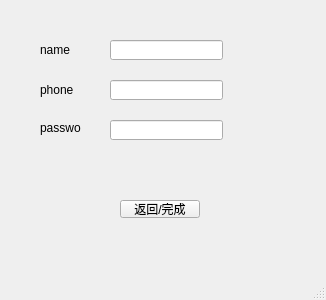
Old version of the form 8_20/modify.ui in the repository shitBob/keshe.
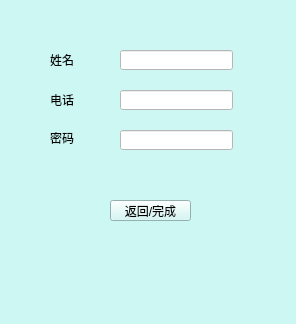
New version of the form. Icons and pictures are not drawn.

```diff
--- a/8_20/modify.ui
+++ b/8_20/modify.ui
@@ -6,21 +6,27 @@
    <rect>
     <x>0</x>
     <y>0</y>
-    <width>326</width>
-    <height>300</height>
+    <width>296</width>
+    <height>324</height>
    </rect>
   </property>
   <property name="windowTitle">
-   <string>MainWindow</string>
+   <string>登录账户</string>
+  </property>
+  <property name="windowIcon">
+   <iconset theme="QIcon::ThemeIcon::AddressBookNew"/>
+  </property>
+  <property name="styleSheet">
+   <string notr="true">background-color: rgb(204, 247, 243);</string>
   </property>
   <widget class="QWidget" name="centralwidget">
    <widget class="QPushButton" name="pushButton">
     <property name="geometry">
      <rect>
-      <x>120</x>
+      <x>110</x>
       <y>200</y>
-      <width>80</width>
-      <height>18</height>
+      <width>81</width>
+      <height>21</height>
      </rect>
     </property>
     <property name="text">
@@ -30,70 +36,79 @@
    <widget class="QLineEdit" name="userNameLineEdit">
     <property name="geometry">
      <rect>
-      <x>110</x>
-      <y>40</y>
+      <x>120</x>
+      <y>50</y>
       <width>113</width>
       <height>20</height>
      </rect>
     </property>
+    <property name="styleSheet">
+     <string notr="true">background-color: rgb(255, 255, 255);</string>
+    </property>
    </widget>
    <widget class="QLineEdit" name="PhoneLineEdit">
     <property name="geometry">
      <rect>
-      <x>110</x>
-      <y>80</y>
+      <x>120</x>
+      <y>90</y>
       <width>113</width>
       <height>20</height>
      </rect>
     </property>
+    <property name="styleSheet">
+     <string notr="true">background-color: rgb(255, 255, 255);</string>
+    </property>
    </widget>
    <widget class="QLineEdit" name="userPasswordLineEdit">
     <property name="geometry">
      <rect>
-      <x>110</x>
-      <y>120</y>
+      <x>120</x>
+      <y>130</y>
       <width>113</width>
       <height>20</height>
      </rect>
     </property>
+    <property name="styleSheet">
+     <string notr="true">background-color: rgb(255, 255, 255);</string>
+    </property>
    </widget>
    <widget class="QLabel" name="label">
     <property name="geometry">
      <rect>
-      <x>40</x>
-      <y>40</y>
+      <x>50</x>
+      <y>50</y>
       <width>40</width>
       <height>20</height>
      </rect>
     </property>
     <property name="text">
-     <string>name</string>
+     <string>姓名</string>
     </property>
    </widget>
    <widget class="QLabel" name="label_2">
     <property name="geometry">
      <rect>
-      <x>40</x>
-      <y>80</y>
+      <x>50</x>
+      <y>90</y>
       <width>40</width>
       <height>20</height>
      </rect>
     </property>
     <property name="text">
-     <string>phone</string>
+     <string>电话</string>
     </property>
    </widget>
    <widget class="QLabel" name="label_3">
     <property name="geometry">
      <rect>
-      <x>40</x>
-      <y>120</y>
+      <x>50</x>
+      <y>130</y>
       <width>41</width>
       <height>16</height>
      </rect>
     </property>
     <property name="text">
-     <string>password</string>
+     <string>密码</string>
     </property>
    </widget>
   </widget>
```
Left out of the diff: 4 changed lines with no effect on the pictures.
